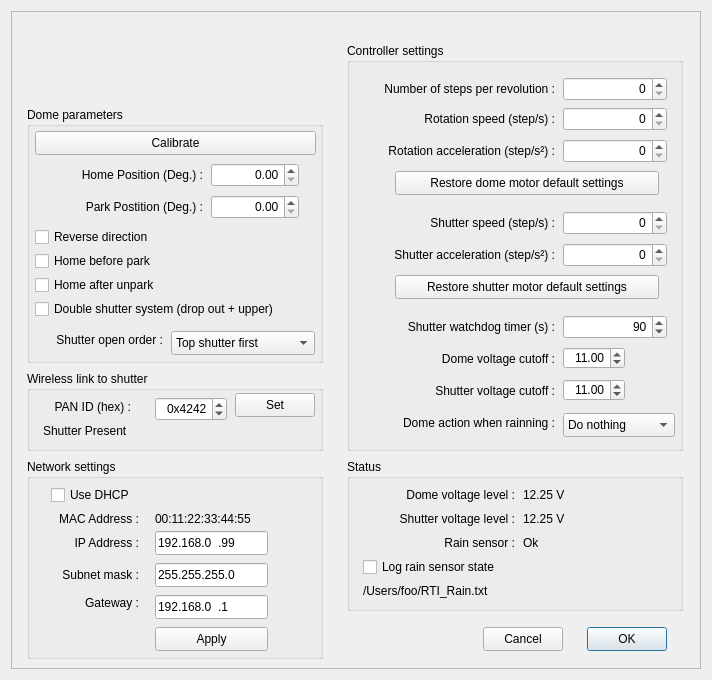
Above: RTI-RoR.ui from rpineau/RTI-RoR before the change. Below: the same form after it.
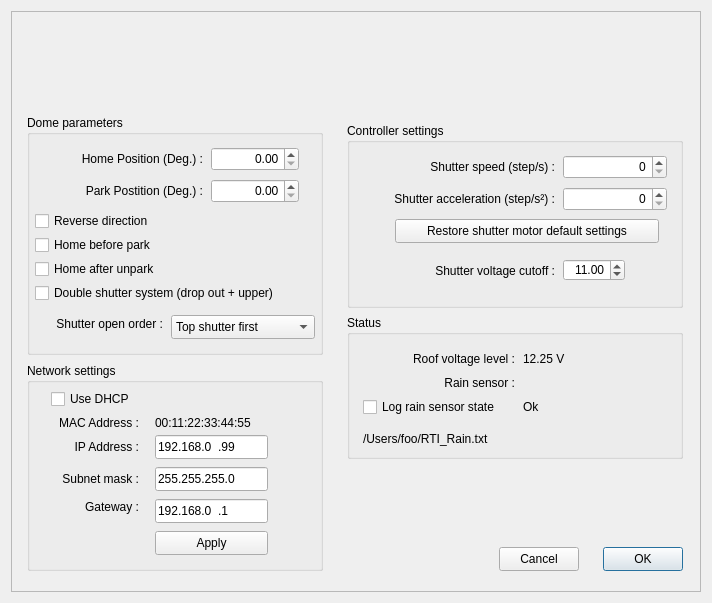
That is the form after the change. Icons and pictures are not drawn. Custom widgets are drawn as their Qt base class.

Commit message: Updating code based on RTI-Dome current one.

Diff of the .ui file:
```diff
--- a/RTI-RoR.ui
+++ b/RTI-RoR.ui
@@ -7,19 +7,19 @@
     <x>0</x>
     <y>0</y>
     <width>712</width>
-    <height>680</height>
+    <height>603</height>
    </rect>
   </property>
   <property name="minimumSize">
    <size>
     <width>712</width>
-    <height>680</height>
+    <height>0</height>
    </size>
   </property>
   <property name="maximumSize">
    <size>
     <width>712</width>
-    <height>680</height>
+    <height>700</height>
    </size>
   </property>
   <property name="windowTitle">
@@ -56,9 +56,9 @@
       <property name="geometry">
        <rect>
         <x>16</x>
-        <y>96</y>
+        <y>104</y>
         <width>296</width>
-        <height>256</height>
+        <height>240</height>
        </rect>
       </property>
       <property name="title">
@@ -68,7 +68,7 @@
        <property name="geometry">
         <rect>
          <x>8</x>
-         <y>168</y>
+         <y>144</y>
          <width>140</width>
          <height>20</height>
         </rect>
@@ -77,24 +77,11 @@
         <string>Home after unpark</string>
        </property>
       </widget>
-      <widget class="QPushButton" name="pushButton">
-       <property name="geometry">
-        <rect>
-         <x>8</x>
-         <y>24</y>
-         <width>281</width>
-         <height>24</height>
-        </rect>
-       </property>
-       <property name="text">
-        <string>Calibrate</string>
-       </property>
-      </widget>
       <widget class="QCheckBox" name="needReverse">
        <property name="geometry">
         <rect>
          <x>8</x>
-         <y>120</y>
+         <y>96</y>
          <width>132</width>
          <height>20</height>
         </rect>
@@ -107,7 +94,7 @@
        <property name="geometry">
         <rect>
          <x>8</x>
-         <y>144</y>
+         <y>120</y>
          <width>136</width>
          <height>20</height>
         </rect>
@@ -120,7 +107,7 @@
        <property name="geometry">
         <rect>
          <x>16</x>
-         <y>56</y>
+         <y>32</y>
          <width>160</width>
          <height>24</height>
         </rect>
@@ -136,7 +123,7 @@
        <property name="geometry">
         <rect>
          <x>184</x>
-         <y>56</y>
+         <y>32</y>
          <width>88</width>
          <height>24</height>
         </rect>
@@ -152,7 +139,7 @@
        <property name="geometry">
         <rect>
          <x>32</x>
-         <y>88</y>
+         <y>64</y>
          <width>144</width>
          <height>24</height>
         </rect>
@@ -168,7 +155,7 @@
        <property name="geometry">
         <rect>
          <x>184</x>
-         <y>88</y>
+         <y>64</y>
          <width>88</width>
          <height>24</height>
         </rect>
@@ -184,7 +171,7 @@
        <property name="geometry">
         <rect>
          <x>8</x>
-         <y>192</y>
+         <y>168</y>
          <width>280</width>
          <height>20</height>
         </rect>
@@ -197,7 +184,7 @@
        <property name="geometry">
         <rect>
          <x>144</x>
-         <y>224</y>
+         <y>200</y>
          <width>144</width>
          <height>24</height>
         </rect>
@@ -217,7 +204,7 @@
        <property name="geometry">
         <rect>
          <x>8</x>
-         <y>221</y>
+         <y>197</y>
          <width>128</width>
          <height>24</height>
         </rect>
@@ -234,51 +221,19 @@
       <property name="geometry">
        <rect>
         <x>336</x>
-        <y>32</y>
+        <y>112</y>
         <width>336</width>
-        <height>408</height>
+        <height>185</height>
        </rect>
       </property>
       <property name="title">
        <string>Controller settings</string>
       </property>
-      <widget class="QLabel" name="label_13">
-       <property name="geometry">
-        <rect>
-         <x>56</x>
-         <y>304</y>
-         <width>152</width>
-         <height>24</height>
-        </rect>
-       </property>
-       <property name="text">
-        <string>Dome voltage cutoff :</string>
-       </property>
-       <property name="alignment">
-        <set>Qt::AlignRight|Qt::AlignTrailing|Qt::AlignVCenter</set>
-       </property>
-      </widget>
-      <widget class="QDoubleSpinBox" name="lowRotBatCutOff">
-       <property name="geometry">
-        <rect>
-         <x>216</x>
-         <y>304</y>
-         <width>62</width>
-         <height>22</height>
-        </rect>
-       </property>
-       <property name="alignment">
-        <set>Qt::AlignRight|Qt::AlignTrailing|Qt::AlignVCenter</set>
-       </property>
-       <property name="value">
-        <double>11.000000000000000</double>
-       </property>
-      </widget>
       <widget class="QLabel" name="label_14">
        <property name="geometry">
         <rect>
          <x>56</x>
-         <y>336</y>
+         <y>136</y>
          <width>152</width>
          <height>24</height>
         </rect>
@@ -294,7 +249,7 @@
        <property name="geometry">
         <rect>
          <x>216</x>
-         <y>336</y>
+         <y>136</y>
          <width>62</width>
          <height>22</height>
         </rect>
@@ -306,107 +261,11 @@
         <double>11.000000000000000</double>
        </property>
       </widget>
-      <widget class="QLabel" name="label_9">
-       <property name="geometry">
-        <rect>
-         <x>48</x>
-         <y>64</y>
-         <width>160</width>
-         <height>24</height>
-        </rect>
-       </property>
-       <property name="text">
-        <string>Rotation speed (step/s) :</string>
-       </property>
-       <property name="alignment">
-        <set>Qt::AlignRight|Qt::AlignTrailing|Qt::AlignVCenter</set>
-       </property>
-      </widget>
-      <widget class="QSpinBox" name="rotationSpeed">
-       <property name="geometry">
-        <rect>
-         <x>216</x>
-         <y>64</y>
-         <width>104</width>
-         <height>24</height>
-        </rect>
-       </property>
-       <property name="alignment">
-        <set>Qt::AlignRight|Qt::AlignTrailing|Qt::AlignVCenter</set>
-       </property>
-       <property name="maximum">
-        <number>10000</number>
-       </property>
-      </widget>
-      <widget class="QSpinBox" name="rotationAcceletation">
-       <property name="geometry">
-        <rect>
-         <x>216</x>
-         <y>96</y>
-         <width>104</width>
-         <height>24</height>
-        </rect>
-       </property>
-       <property name="alignment">
-        <set>Qt::AlignRight|Qt::AlignTrailing|Qt::AlignVCenter</set>
-       </property>
-       <property name="maximum">
-        <number>999999999</number>
-       </property>
-      </widget>
-      <widget class="QLabel" name="label_10">
-       <property name="geometry">
-        <rect>
-         <x>8</x>
-         <y>96</y>
-         <width>200</width>
-         <height>24</height>
-        </rect>
-       </property>
-       <property name="text">
-        <string>Rotation acceleration (step/s²) :</string>
-       </property>
-       <property name="alignment">
-        <set>Qt::AlignRight|Qt::AlignTrailing|Qt::AlignVCenter</set>
-       </property>
-      </widget>
-      <widget class="QLabel" name="label">
-       <property name="geometry">
-        <rect>
-         <x>8</x>
-         <y>34</y>
-         <width>200</width>
-         <height>24</height>
-        </rect>
-       </property>
-       <property name="text">
-        <string>Number of steps per revolution :</string>
-       </property>
-       <property name="alignment">
-        <set>Qt::AlignRight|Qt::AlignTrailing|Qt::AlignVCenter</set>
-       </property>
-      </widget>
-      <widget class="QSpinBox" name="ticksPerRev">
-       <property name="geometry">
-        <rect>
-         <x>216</x>
-         <y>34</y>
-         <width>104</width>
-         <height>24</height>
-        </rect>
-       </property>
-       <property name="alignment">
-        <set>Qt::AlignRight|Qt::AlignTrailing|Qt::AlignVCenter</set>
-       </property>
-       <property name="maximum">
-        <number>999999999</number>
-       </property>
-      </widget>
       <widget class="QSpinBox" name="shutterAcceleration">
        <property name="geometry">
         <rect>
          <x>216</x>
-         <y>200</y>
+         <y>64</y>
          <width>104</width>
          <height>24</height>
         </rect>
@@ -422,7 +281,7 @@
        <property name="geometry">
         <rect>
          <x>8</x>
-         <y>200</y>
+         <y>64</y>
          <width>200</width>
          <height>24</height>
         </rect>
@@ -438,7 +297,7 @@
        <property name="geometry">
         <rect>
          <x>48</x>
-         <y>168</y>
+         <y>32</y>
          <width>160</width>
          <height>24</height>
         </rect>
@@ -454,7 +313,7 @@
        <property name="geometry">
         <rect>
          <x>216</x>
-         <y>168</y>
+         <y>32</y>
          <width>104</width>
          <height>24</height>
         </rect>
@@ -463,65 +322,14 @@
         <set>Qt::AlignRight|Qt::AlignTrailing|Qt::AlignVCenter</set>
        </property>
        <property name="maximum">
-        <number>10000</number>
-       </property>
-      </widget>
-      <widget class="QLabel" name="label_15">
-       <property name="geometry">
-        <rect>
-         <x>8</x>
-         <y>272</y>
-         <width>200</width>
-         <height>24</height>
-        </rect>
-       </property>
-       <property name="text">
-        <string>Shutter watchdog timer (s) :</string>
-       </property>
-       <property name="alignment">
-        <set>Qt::AlignRight|Qt::AlignTrailing|Qt::AlignVCenter</set>
-       </property>
-      </widget>
-      <widget class="QSpinBox" name="shutterWatchdog">
-       <property name="geometry">
-        <rect>
-         <x>216</x>
-         <y>272</y>
-         <width>104</width>
-         <height>24</height>
-        </rect>
-       </property>
-       <property name="alignment">
-        <set>Qt::AlignRight|Qt::AlignTrailing|Qt::AlignVCenter</set>
-       </property>
-       <property name="minimum">
-        <number>60</number>
-       </property>
-       <property name="maximum">
-        <number>300</number>
-       </property>
-       <property name="value">
-        <number>90</number>
-       </property>
-      </widget>
-      <widget class="QPushButton" name="pushButton_3">
-       <property name="geometry">
-        <rect>
-         <x>48</x>
-         <y>128</y>
-         <width>264</width>
-         <height>24</height>
-        </rect>
-       </property>
-       <property name="text">
-        <string>Restore dome motor default settings</string>
+        <number>999999999</number>
        </property>
       </widget>
       <widget class="QPushButton" name="pushButton_4">
        <property name="geometry">
         <rect>
          <x>48</x>
-         <y>232</y>
+         <y>96</y>
          <width>264</width>
          <height>24</height>
         </rect>
@@ -530,52 +338,11 @@
         <string>Restore shutter motor default settings</string>
        </property>
       </widget>
-      <widget class="QComboBox" name="comboBox">
-       <property name="geometry">
-        <rect>
-         <x>216</x>
-         <y>370</y>
-         <width>112</width>
-         <height>24</height>
-        </rect>
-       </property>
-       <item>
-        <property name="text">
-         <string>Do nothing</string>
-        </property>
-       </item>
-       <item>
-        <property name="text">
-         <string>Home dome</string>
-        </property>
-       </item>
-       <item>
-        <property name="text">
-         <string>Park Dome</string>
-        </property>
-       </item>
-      </widget>
-      <widget class="QLabel" name="label_17">
-       <property name="geometry">
-        <rect>
-         <x>24</x>
-         <y>368</y>
-         <width>184</width>
-         <height>24</height>
-        </rect>
-       </property>
-       <property name="text">
-        <string>Dome action when rainning :</string>
-       </property>
-       <property name="alignment">
-        <set>Qt::AlignRight|Qt::AlignTrailing|Qt::AlignVCenter</set>
-       </property>
-      </widget>
      </widget>
      <widget class="QLabel" name="label_logo">
       <property name="geometry">
        <rect>
-        <x>16</x>
+        <x>176</x>
         <y>8</y>
         <width>298</width>
         <height>80</height>
@@ -597,8 +364,8 @@
      <widget class="QPushButton" name="pushButtonCancel">
       <property name="geometry">
        <rect>
-        <x>472</x>
-        <y>616</y>
+        <x>488</x>
+        <y>536</y>
         <width>80</width>
         <height>24</height>
        </rect>
@@ -610,8 +377,8 @@
      <widget class="QPushButton" name="pushButtonOK">
       <property name="geometry">
        <rect>
-        <x>576</x>
-        <y>616</y>
+        <x>592</x>
+        <y>536</y>
         <width>80</width>
         <height>24</height>
        </rect>
@@ -627,9 +394,9 @@
       <property name="geometry">
        <rect>
         <x>336</x>
-        <y>448</y>
+        <y>304</y>
         <width>336</width>
-        <height>152</height>
+        <height>144</height>
        </rect>
       </property>
       <property name="title">
@@ -639,7 +406,7 @@
        <property name="geometry">
         <rect>
          <x>176</x>
-         <y>72</y>
+         <y>80</y>
          <width>96</width>
          <height>24</height>
         </rect>
@@ -648,27 +415,11 @@
         <string>Ok</string>
        </property>
       </widget>
-      <widget class="QLabel" name="label_7">
-       <property name="geometry">
-        <rect>
-         <x>32</x>
-         <y>24</y>
-         <width>136</width>
-         <height>24</height>
-        </rect>
-       </property>
-       <property name="text">
-        <string>Dome voltage level :</string>
-       </property>
-       <property name="alignment">
-        <set>Qt::AlignRight|Qt::AlignTrailing|Qt::AlignVCenter</set>
-       </property>
-      </widget>
       <widget class="QLabel" name="shutterBatteryLevel">
        <property name="geometry">
         <rect>
          <x>176</x>
-         <y>48</y>
+         <y>32</y>
          <width>56</width>
          <height>24</height>
         </rect>
@@ -681,7 +432,7 @@
        <property name="geometry">
         <rect>
          <x>80</x>
-         <y>72</y>
+         <y>56</y>
          <width>88</width>
          <height>24</height>
         </rect>
@@ -693,33 +444,17 @@
         <set>Qt::AlignRight|Qt::AlignTrailing|Qt::AlignVCenter</set>
        </property>
       </widget>
-      <widget class="QLabel" name="domeBatteryLevel">
-       <property name="geometry">
-        <rect>
-         <x>176</x>
-         <y>24</y>
-         <width>56</width>
-         <height>24</height>
-        </rect>
-       </property>
-       <property name="text">
-        <string>12.25 V</string>
-       </property>
-       <property name="alignment">
-        <set>Qt::AlignLeading|Qt::AlignLeft|Qt::AlignVCenter</set>
-       </property>
-      </widget>
       <widget class="QLabel" name="label_5">
        <property name="geometry">
         <rect>
          <x>24</x>
-         <y>48</y>
+         <y>32</y>
          <width>144</width>
          <height>24</height>
         </rect>
        </property>
        <property name="text">
-        <string>Shutter voltage level :</string>
+        <string>Roof voltage level :</string>
        </property>
        <property name="alignment">
         <set>Qt::AlignRight|Qt::AlignTrailing|Qt::AlignVCenter</set>
@@ -729,7 +464,7 @@
        <property name="geometry">
         <rect>
          <x>16</x>
-         <y>96</y>
+         <y>80</y>
          <width>192</width>
          <height>24</height>
         </rect>
@@ -742,7 +477,7 @@
        <property name="geometry">
         <rect>
          <x>16</x>
-         <y>120</y>
+         <y>112</y>
          <width>264</width>
          <height>24</height>
         </rect>
@@ -755,93 +490,13 @@
        </property>
       </widget>
      </widget>
-     <widget class="QGroupBox" name="PanIDParams">
-      <property name="geometry">
-       <rect>
-        <x>16</x>
-        <y>360</y>
-        <width>296</width>
-        <height>80</height>
-       </rect>
-      </property>
-      <property name="title">
-       <string>Wireless link to shutter</string>
-      </property>
-      <widget class="QLabel" name="label_4">
-       <property name="geometry">
-        <rect>
-         <x>8</x>
-         <y>24</y>
-         <width>96</width>
-         <height>24</height>
-        </rect>
-       </property>
-       <property name="text">
-        <string>PAN ID (hex) :</string>
-       </property>
-       <property name="alignment">
-        <set>Qt::AlignRight|Qt::AlignTrailing|Qt::AlignVCenter</set>
-       </property>
-      </widget>
-      <widget class="QSpinBox" name="panID">
-       <property name="geometry">
-        <rect>
-         <x>128</x>
-         <y>26</y>
-         <width>72</width>
-         <height>24</height>
-        </rect>
-       </property>
-       <property name="alignment">
-        <set>Qt::AlignRight|Qt::AlignTrailing|Qt::AlignVCenter</set>
-       </property>
-       <property name="prefix">
-        <string>0x</string>
-       </property>
-       <property name="maximum">
-        <number>65535</number>
-       </property>
-       <property name="value">
-        <number>16962</number>
-       </property>
-       <property name="displayIntegerBase">
-        <number>16</number>
-       </property>
-      </widget>
-      <widget class="QPushButton" name="pushButton_2">
-       <property name="geometry">
-        <rect>
-         <x>208</x>
-         <y>22</y>
-         <width>80</width>
-         <height>24</height>
-        </rect>
-       </property>
-       <property name="text">
-        <string>Set</string>
-       </property>
-      </widget>
-      <widget class="QLabel" name="shutterPresent">
-       <property name="geometry">
-        <rect>
-         <x>16</x>
-         <y>48</y>
-         <width>192</width>
-         <height>24</height>
-        </rect>
-       </property>
-       <property name="text">
-        <string>Shutter Present</string>
-       </property>
-      </widget>
-     </widget>
      <widget class="QGroupBox" name="groupBox">
       <property name="geometry">
        <rect>
         <x>16</x>
-        <y>448</y>
+        <y>352</y>
         <width>296</width>
-        <height>200</height>
+        <height>208</height>
        </rect>
       </property>
       <property name="title">
```
Left out of the diff: 6 changed lines with no effect on the pictures. The commit also changes 12 other files.
